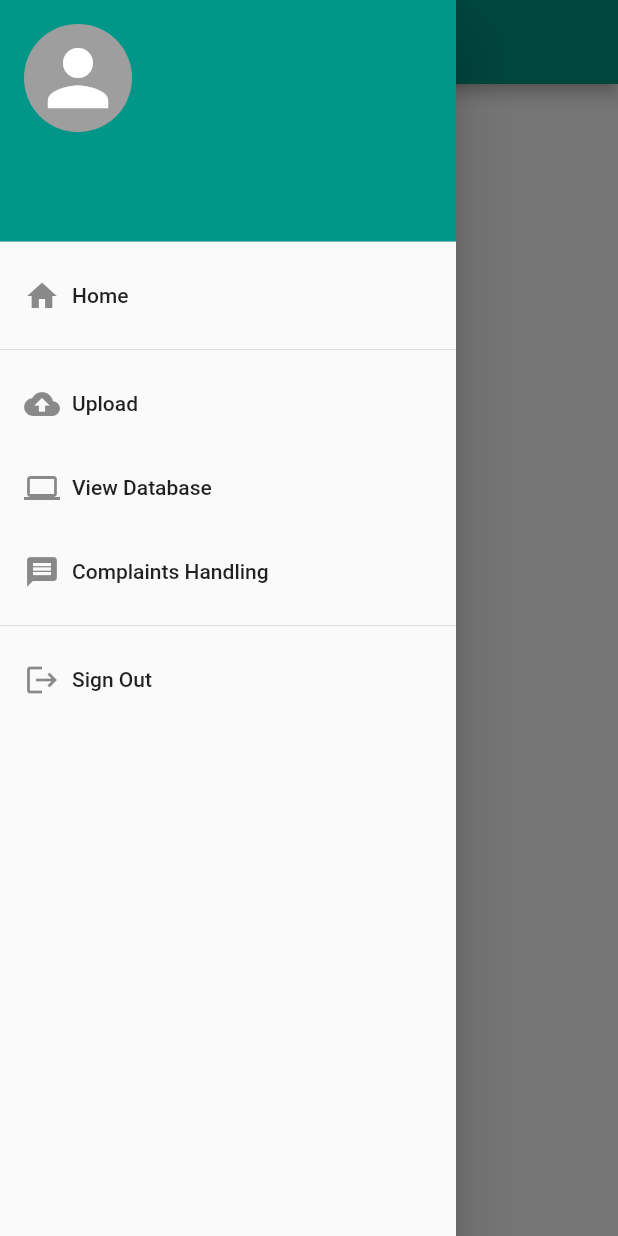
After one commit to justineopuls/water_metering_app, a Flutter app: the AdminHome screen opened by its route, with the side drawer open, on a phone screen of 412 x 824 dp. The commit adds this screen. Run offline on Flutter 3.47's test engine with Material 2 defaults, Android fonts, the phone set to English and light mode, and no system bars; our stand-ins replace cloud_firestore, firebase_auth, firebase_core, firebase_storage, flutter_spinkit, image_picker; accounts and stored records are empty.

Commit message:
Added admin screens and routing

```diff
--- a/lib/routes/routes.dart
+++ b/lib/routes/routes.dart
@@ -1,11 +1,22 @@
+import 'package:water_metering_app/screens/admin_home/admin_home.dart';
+import 'package:water_metering_app/screens/admin_home/complaint_handling.dart';
+import 'package:water_metering_app/screens/admin_home/database_checking.dart';
+import 'package:water_metering_app/screens/admin_home/photo_upload.dart';
 import 'package:water_metering_app/screens/customer_home/contact_us.dart';
 import 'package:water_metering_app/screens/customer_home/customer_billing.dart';
 import 'package:water_metering_app/screens/customer_home/customer_home.dart';
 import 'package:water_metering_app/screens/customer_home/customer_records.dart';
 
 class Routes {
+  // Customer Routes
   static const String customerHome = CustomerHome.routeName;
   static const String customerRecords = CustomerRecords.routeName;
   static const String customerBilling = CustomerBilling.routeName;
   static const String contactUs = ContactUs.routeName;
+
+  // Admin Routes
+  static const String adminHome = AdminHome.routeName;
+  static const String complaintHandling = ComplaintHandling.routeName;
+  static const String databaseChecking = DatabaseChecking.routeName;
+  static const String photoUpload = PhotoUpload.routeName;
 }
--- /dev/null
+++ b/lib/screens/admin_home/admin_home.dart
@@ -0,0 +1,22 @@
+import 'package:flutter/material.dart';
+import 'package:water_metering_app/widgets/admin_drawer.dart';
+
+class AdminHome extends StatelessWidget {
+  const AdminHome({Key? key}) : super(key: key);
+
+  static const String routeName = '/admin_home';
+
+  @override
+  Widget build(BuildContext context) {
+    return Scaffold(
+      appBar: AppBar(
+        backgroundColor: Colors.teal,
+        title: Text('Home'),
+      ),
+      drawer: const AdminDrawer(),
+      body: Center(
+        child: const Text('Admin Home Screen'),
+      ),
+    );
+  }
+}
--- /dev/null
+++ b/lib/screens/admin_home/complaint_handling.dart
@@ -0,0 +1,22 @@
+import 'package:flutter/material.dart';
+import 'package:water_metering_app/widgets/admin_drawer.dart';
+
+class ComplaintHandling extends StatelessWidget {
+  const ComplaintHandling({Key? key}) : super(key: key);
+
+  static const String routeName = '/complaint_handling';
+
+  @override
+  Widget build(BuildContext context) {
+    return Scaffold(
+      appBar: AppBar(
+        backgroundColor: Colors.teal,
+        title: Text('Complaint Handling'),
+      ),
+      drawer: const AdminDrawer(),
+      body: Center(
+        child: const Text('Complaint Handling Screen'),
+      ),
+    );
+  }
+}
--- /dev/null
+++ b/lib/screens/admin_home/database_checking.dart
@@ -0,0 +1,22 @@
+import 'package:flutter/material.dart';
+import 'package:water_metering_app/widgets/admin_drawer.dart';
+
+class DatabaseChecking extends StatelessWidget {
+  const DatabaseChecking({Key? key}) : super(key: key);
+
+  static const String routeName = '/database_checking';
+
+  @override
+  Widget build(BuildContext context) {
+    return Scaffold(
+      appBar: AppBar(
+        backgroundColor: Colors.teal,
+        title: Text('Database Checking'),
+      ),
+      drawer: const AdminDrawer(),
+      body: Center(
+        child: const Text('Database Checking Screen'),
+      ),
+    );
+  }
+}
--- /dev/null
+++ b/lib/screens/admin_home/photo_upload.dart
@@ -0,0 +1,22 @@
+import 'package:flutter/material.dart';
+import 'package:water_metering_app/widgets/admin_drawer.dart';
+
+class PhotoUpload extends StatelessWidget {
+  const PhotoUpload({Key? key}) : super(key: key);
+
+  static const String routeName = '/photo_upload';
+
+  @override
+  Widget build(BuildContext context) {
+    return Scaffold(
+      appBar: AppBar(
+        backgroundColor: Colors.teal,
+        title: Text('Photo Upload'),
+      ),
+      drawer: const AdminDrawer(),
+      body: Center(
+        child: const Text('Photo Upload Screen'),
+      ),
+    );
+  }
+}
--- a/lib/screens/customer_home/contact_us.dart
+++ b/lib/screens/customer_home/contact_us.dart
@@ -1,6 +1,6 @@
 import 'package:flutter/material.dart';
 import 'package:water_metering_app/screens/customer_home/create_complaint.dart';
-import 'package:water_metering_app/widgets/drawer.dart';
+import 'package:water_metering_app/widgets/customer_drawer.dart';
 
 class ContactUs extends StatelessWidget {
   static const String routeName = '/contact_us';
@@ -12,7 +12,7 @@ class ContactUs extends StatelessWidget {
         backgroundColor: Colors.teal,
         title: const Text('Contact Us'),
       ),
-      drawer: const AppDrawer(),
+      drawer: const CustomerDrawer(),
       body: ListView(
         children: [
           ListTile(
--- a/lib/screens/customer_home/customer_billing.dart
+++ b/lib/screens/customer_home/customer_billing.dart
@@ -1,5 +1,5 @@
 import 'package:flutter/material.dart';
-import 'package:water_metering_app/widgets/drawer.dart';
+import 'package:water_metering_app/widgets/customer_drawer.dart';
 
 class CustomerBilling extends StatelessWidget {
   const CustomerBilling({Key? key}) : super(key: key);
@@ -13,7 +13,7 @@ class CustomerBilling extends StatelessWidget {
         backgroundColor: Colors.teal,
         title: Text('Billing'),
       ),
-      drawer: AppDrawer(),
+      drawer: CustomerDrawer(),
       body: Center(
         child: const Text('Customer Billing Screen'),
       ),
--- a/lib/screens/customer_home/customer_home.dart
+++ b/lib/screens/customer_home/customer_home.dart
@@ -1,5 +1,5 @@
 import 'package:flutter/material.dart';
-import 'package:water_metering_app/widgets/drawer.dart';
+import 'package:water_metering_app/widgets/customer_drawer.dart';
 
 class CustomerHome extends StatelessWidget {
   const CustomerHome({Key? key}) : super(key: key);
@@ -13,7 +13,7 @@ class CustomerHome extends StatelessWidget {
         backgroundColor: Colors.teal,
         title: Text('Home'),
       ),
-      drawer: AppDrawer(),
+      drawer: CustomerDrawer(),
       body: Center(
         child: const Text('Customer Home Screen'),
       ),
--- a/lib/screens/customer_home/customer_records.dart
+++ b/lib/screens/customer_home/customer_records.dart
@@ -1,5 +1,5 @@
 import 'package:flutter/material.dart';
-import 'package:water_metering_app/widgets/drawer.dart';
+import 'package:water_metering_app/widgets/customer_drawer.dart';
 
 class CustomerRecords extends StatelessWidget {
   const CustomerRecords({Key? key}) : super(key: key);
@@ -13,7 +13,7 @@ class CustomerRecords extends StatelessWidget {
         backgroundColor: Colors.teal,
         title: Text('Records'),
       ),
-      drawer: const AppDrawer(),
+      drawer: const CustomerDrawer(),
       body: Center(
         child: const Text('Customer Records Screen'),
       ),
--- a/lib/services/firestore_methods.dart
+++ b/lib/services/firestore_methods.dart
@@ -20,6 +20,7 @@ class FirestoreMethods {
     String result = 'Some error occured.';
     try {
       if (file != null) {
+        print('File Selected');
         String photoUrl = await StorageMethods()
             .uploadImageToStorage('complaints', file, true);
 
--- /dev/null
+++ b/lib/widgets/admin_drawer.dart
@@ -0,0 +1,93 @@
+import 'package:flutter/material.dart';
+import 'package:provider/provider.dart';
+import 'package:water_metering_app/models/user.dart';
+import 'package:water_metering_app/providers/user_provider.dart';
+import 'package:water_metering_app/routes/routes.dart';
+import 'package:water_metering_app/screens/authenticate/sign_in.dart';
+import 'package:water_metering_app/services/auth_methods.dart';
+
+class AdminDrawer extends StatelessWidget {
+  const AdminDrawer({Key? key}) : super(key: key);
+
+  @override
+  Widget build(BuildContext context) {
+    final MyUser user = Provider.of<UserProvider>(context).getUser;
+    return Drawer(
+      child: ListView(
+        padding: EdgeInsets.zero,
+        children: <Widget>[
+          _createHeader(user: user),
+          _createDrawerItem(
+            icon: Icons.home,
+            text: 'Home',
+            onTap: () =>
+                Navigator.pushReplacementNamed(context, Routes.adminHome),
+          ),
+          const Divider(),
+          _createDrawerItem(
+            icon: Icons.cloud_upload,
+            text: 'Upload',
+            onTap: () =>
+                Navigator.pushReplacementNamed(context, Routes.photoUpload),
+          ),
+          _createDrawerItem(
+            icon: Icons.computer,
+            text: 'View Database',
+            onTap: () => Navigator.pushReplacementNamed(
+                context, Routes.databaseChecking),
+          ),
+          _createDrawerItem(
+            icon: Icons.message,
+            text: 'Complaints Handling',
+            onTap: () => Navigator.pushReplacementNamed(
+                context, Routes.complaintHandling),
+          ),
+          const Divider(),
+          _createDrawerItem(
+              icon: Icons.logout,
+              text: 'Sign Out',
+              onTap: () async {
+                await AuthMethods().signOut();
+                Navigator.of(context).pushReplacement(
+                  MaterialPageRoute(
+                    builder: (context) => const SignIn(),
+                  ),
+                );
+              }),
+        ],
+      ),
+    );
+  }
+
+  Widget _createHeader({required MyUser user}) {
+    return UserAccountsDrawerHeader(
+      decoration: const BoxDecoration(
+        color: Colors.teal,
+      ),
+      accountName: Text(user.displayName),
+      accountEmail: Text(user.email),
+      currentAccountPicture: const CircleAvatar(
+        backgroundColor: Colors.grey,
+        child: Icon(Icons.person, color: Colors.white, size: 60),
+      ),
+    );
+  }
+
+  Widget _createDrawerItem(
+      {required IconData icon,
+      required String text,
+      required GestureTapCallback onTap}) {
+    return ListTile(
+      title: Row(
+        children: <Widget>[
+          Icon(icon),
+          Padding(
+            padding: const EdgeInsets.only(left: 8.0),
+            child: Text(text),
+          )
+        ],
+      ),
+      onTap: onTap,
+    );
+  }
+}
--- a/lib/widgets/drawer.dart
+++ b/lib/widgets/customer_drawer.dart
@@ -6,8 +6,8 @@ import 'package:water_metering_app/routes/routes.dart';
 import 'package:water_metering_app/screens/authenticate/sign_in.dart';
 import 'package:water_metering_app/services/auth_methods.dart';
 
-class AppDrawer extends StatelessWidget {
-  const AppDrawer({Key? key}) : super(key: key);
+class CustomerDrawer extends StatelessWidget {
+  const CustomerDrawer({Key? key}) : super(key: key);
 
   @override
   Widget build(BuildContext context) {
```
Also changed, not shown: lib/main.dart (+11 -0 lines), lib/responsive/mobile_screen_layout.dart (+8 -2 lines).
